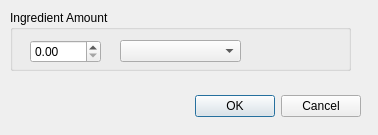
First picture: the form in qt_des/ingredientQuantityWindow.ui, repository casey-martin/EatersDigest, before the edit.
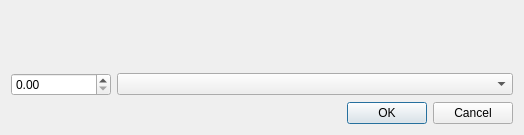
Second picture: the form after the edit.

Commit message: updated ingredient input window

Patch:
```diff
--- a/qt_des/ingredientQuantityWindow.ui
+++ b/qt_des/ingredientQuantityWindow.ui
@@ -6,62 +6,62 @@
    <rect>
     <x>0</x>
     <y>0</y>
-    <width>378</width>
+    <width>524</width>
     <height>135</height>
    </rect>
   </property>
   <property name="windowTitle">
    <string>Dialog</string>
   </property>
-  <widget class="QDialogButtonBox" name="buttonBox">
-   <property name="geometry">
-    <rect>
-     <x>20</x>
-     <y>90</y>
-     <width>341</width>
-     <height>32</height>
-    </rect>
-   </property>
-   <property name="orientation">
-    <enum>Qt::Horizontal</enum>
-   </property>
-   <property name="standardButtons">
-    <set>QDialogButtonBox::Cancel|QDialogButtonBox::Ok</set>
-   </property>
-  </widget>
-  <widget class="QGroupBox" name="groupBox">
-   <property name="geometry">
-    <rect>
-     <x>10</x>
-     <y>10</y>
-     <width>341</width>
-     <height>61</height>
-    </rect>
-   </property>
-   <property name="title">
-    <string>Ingredient Amount</string>
-   </property>
-   <widget class="QDoubleSpinBox" name="doubleSpinBox">
-    <property name="geometry">
-     <rect>
-      <x>20</x>
-      <y>30</y>
-      <width>71</width>
-      <height>23</height>
-     </rect>
-    </property>
-   </widget>
-   <widget class="QComboBox" name="comboBox">
-    <property name="geometry">
-     <rect>
-      <x>110</x>
-      <y>30</y>
-      <width>121</width>
-      <height>22</height>
-     </rect>
-    </property>
-   </widget>
-  </widget>
+  <layout class="QVBoxLayout" name="verticalLayout">
+   <item>
+    <widget class="QLabel" name="label">
+     <property name="minimumSize">
+      <size>
+       <width>0</width>
+       <height>0</height>
+      </size>
+     </property>
+     <property name="text">
+      <string/>
+     </property>
+    </widget>
+   </item>
+   <item>
+    <layout class="QHBoxLayout" name="horizontalLayout">
+     <item>
+      <widget class="QDoubleSpinBox" name="doubleSpinBox">
+       <property name="maximumSize">
+        <size>
+         <width>100</width>
+         <height>16777215</height>
+        </size>
+       </property>
+      </widget>
+     </item>
+     <item>
+      <widget class="QComboBox" name="comboBox">
+       <property name="minimumSize">
+        <size>
+         <width>200</width>
+         <height>0</height>
+        </size>
+       </property>
+      </widget>
+     </item>
+    </layout>
+   </item>
+   <item>
+    <widget class="QDialogButtonBox" name="buttonBox">
+     <property name="orientation">
+      <enum>Qt::Horizontal</enum>
+     </property>
+     <property name="standardButtons">
+      <set>QDialogButtonBox::Cancel|QDialogButtonBox::Ok</set>
+     </property>
+    </widget>
+   </item>
+  </layout>
  </widget>
  <resources/>
  <connections>
```
